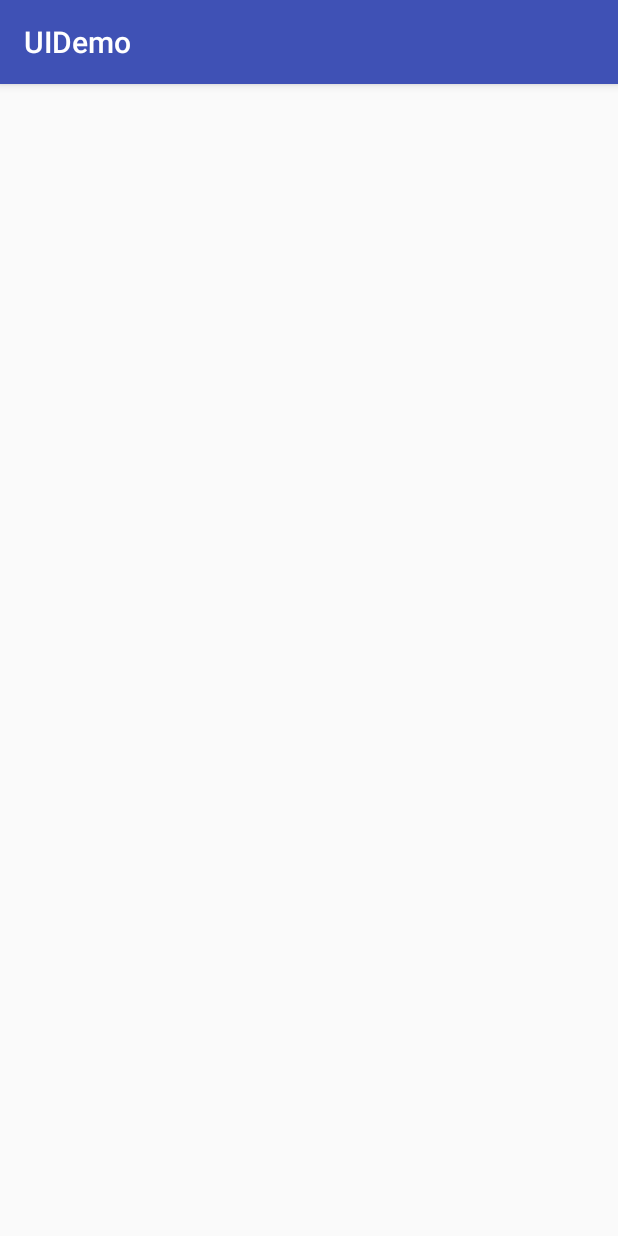
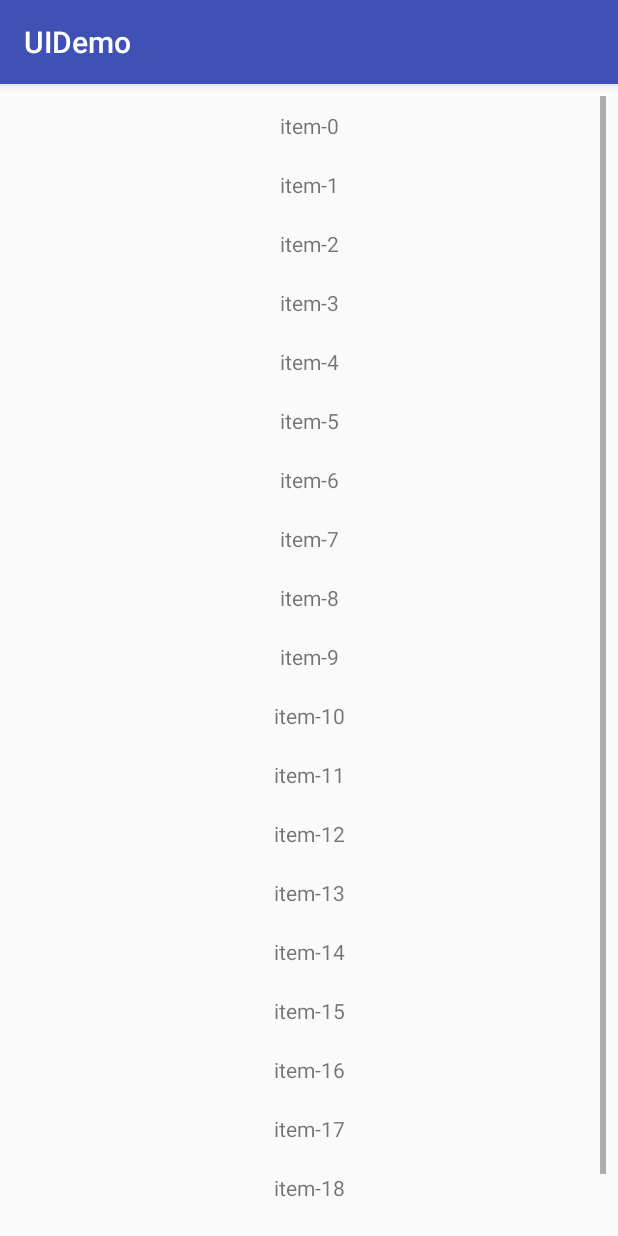
Before and after one commit to Shieh1/UIDemo, an Android app: the VLayoutActivity screen opened directly, with no data from a screen before it, on a phone screen of 412 x 824 dp. Run offline under Robolectric (Android 15) with nearby library versions, the phone set to English and light mode, and no system bars; our stand-ins replace ButterKnife.

Commit message:
[Develop]recyclerview的使用

```diff
--- a/app/build.gradle
+++ b/app/build.gradle
@@ -30,6 +30,7 @@ dependencies {
         transitive = true
     }
     compile 'com.android.support:appcompat-v7:25.2.0'
+    compile'com.android.support:recyclerview-v7:25.2.0'
     compile 'com.android.support.constraint:constraint-layout:1.0.0-alpha8'
     compile 'com.jakewharton:butterknife:8.5.1'
     testCompile 'junit:junit:4.12'
--- /dev/null
+++ b/app/src/main/java/com/zysm/curtain/uidemo/MRecyclerViewAdapter.java
@@ -0,0 +1,55 @@
+package com.zysm.curtain.uidemo;
+
+import android.content.Context;
+import android.support.v7.widget.RecyclerView;
+import android.view.LayoutInflater;
+import android.view.View;
+import android.view.ViewGroup;
+import android.widget.TextView;
+
+import butterknife.BindView;
+
+/**
+ * Created by Curtain on 2017/3/19.
+ */
+
+public class MRecyclerViewAdapter extends RecyclerView.Adapter<MRecyclerViewAdapter.ViewHolder> {
+
+    private LayoutInflater mInflater;
+
+    private String[] mTitles = null;
+
+    public MRecyclerViewAdapter(Context context) {
+        mInflater = LayoutInflater.from(context);
+        this.mTitles = new String[20];
+        for (int i = 0; i < 20; ++i) {
+            mTitles[i] = "item-" + i;
+        }
+
+    }
+
+    @Override
+    public ViewHolder onCreateViewHolder(ViewGroup parent, int viewType) {
+        View view = mInflater.inflate(R.layout.recycler_view_item_layout, parent, false);
+        ViewHolder viewHolder = new ViewHolder(view);
+        return viewHolder;
+    }
+
+    @Override
+    public void onBindViewHolder(ViewHolder holder, int position) {
+        holder.item_tv.setText(mTitles[position]);
+    }
+
+    @Override
+    public int getItemCount() {
+        return mTitles.length;
+    }
+
+    public static class ViewHolder extends RecyclerView.ViewHolder {
+        private TextView item_tv;
+        public ViewHolder(View itemView) {
+            super(itemView);
+            item_tv = (TextView)itemView.findViewById(R.id.item_tv);
+        }
+    }
+}
--- a/app/src/main/java/com/zysm/curtain/uidemo/VLayoutActivity.java
+++ b/app/src/main/java/com/zysm/curtain/uidemo/VLayoutActivity.java
@@ -3,19 +3,24 @@ package com.zysm.curtain.uidemo;
 import android.os.Bundle;
 import android.support.v4.widget.SwipeRefreshLayout;
 import android.support.v7.app.AppCompatActivity;
-import android.widget.ListView;
+import android.support.v7.widget.LinearLayoutManager;
+import android.support.v7.widget.OrientationHelper;
+import android.support.v7.widget.RecyclerView;
 
 import com.zysm.curtain.mwidgetgroup.util.LogUtils;
 
 import butterknife.BindView;
 import butterknife.ButterKnife;
 
-public class VLayoutActivity extends AppCompatActivity implements SwipeRefreshLayout.OnRefreshListener{
+public class VLayoutActivity extends AppCompatActivity implements SwipeRefreshLayout.OnRefreshListener {
 
-    @BindView(R.id.list_view)
-    ListView listView;
     @BindView(R.id.swipe_refresh_layout)
     SwipeRefreshLayout swipeRefreshLayout;
+    @BindView(R.id.recycler_view)
+    RecyclerView recyclerView;
+
+    private LinearLayoutManager mLayoutManager;
+    private RecyclerView.Adapter mAdapter;
 
     @Override
     protected void onCreate(Bundle savedInstanceState) {
@@ -23,6 +28,17 @@ public class VLayoutActivity extends AppCompatActivity implements SwipeRefreshLa
         setContentView(R.layout.activity_vlayout);
         ButterKnife.bind(this);
         swipeRefreshLayout.setOnRefreshListener(this);
+        //设置固定大小
+        recyclerView.setHasFixedSize(true);
+        //创建线性布局
+        mLayoutManager = new LinearLayoutManager(this);
+        //垂直方向
+        mLayoutManager.setOrientation(OrientationHelper.VERTICAL);
+//        mLayoutManager.setOrientation(OrientationHelper.HORIZONTAL);
+        //给recyclerview设置布局管理器
+        recyclerView.setLayoutManager(mLayoutManager);
+        mAdapter = new MRecyclerViewAdapter(this);
+        recyclerView.setAdapter(mAdapter);
     }
 
     @Override
--- a/app/src/main/res/layout/activity_vlayout.xml
+++ b/app/src/main/res/layout/activity_vlayout.xml
@@ -18,11 +18,12 @@
         app:layout_constraintRight_toRightOf="parent"
         app:layout_constraintTop_toTopOf="parent"
         android:layout_marginTop="8dp">
-        <ListView
-            android:id="@+id/list_view"
+        <android.support.v7.widget.RecyclerView
+            android:id="@+id/recycler_view"
             android:layout_width="match_parent"
-            android:layout_height="match_parent">
-        </ListView>
+            android:layout_height="match_parent"
+            android:scrollbars="vertical">
+        </android.support.v7.widget.RecyclerView>
 
     </android.support.v4.widget.SwipeRefreshLayout>
 
--- /dev/null
+++ b/app/src/main/res/layout/recycler_view_item_layout.xml
@@ -0,0 +1,12 @@
+<?xml version="1.0" encoding="utf-8"?>
+<LinearLayout xmlns:android="http://schemas.android.com/apk/res/android"
+    android:layout_width="match_parent"
+    android:layout_height="wrap_content">
+    <TextView
+        android:id="@+id/item_tv"
+        android:layout_width="match_parent"
+        android:layout_height="wrap_content"
+        android:padding="10dp"
+        android:gravity="center"/>
+
+</LinearLayout>
```
